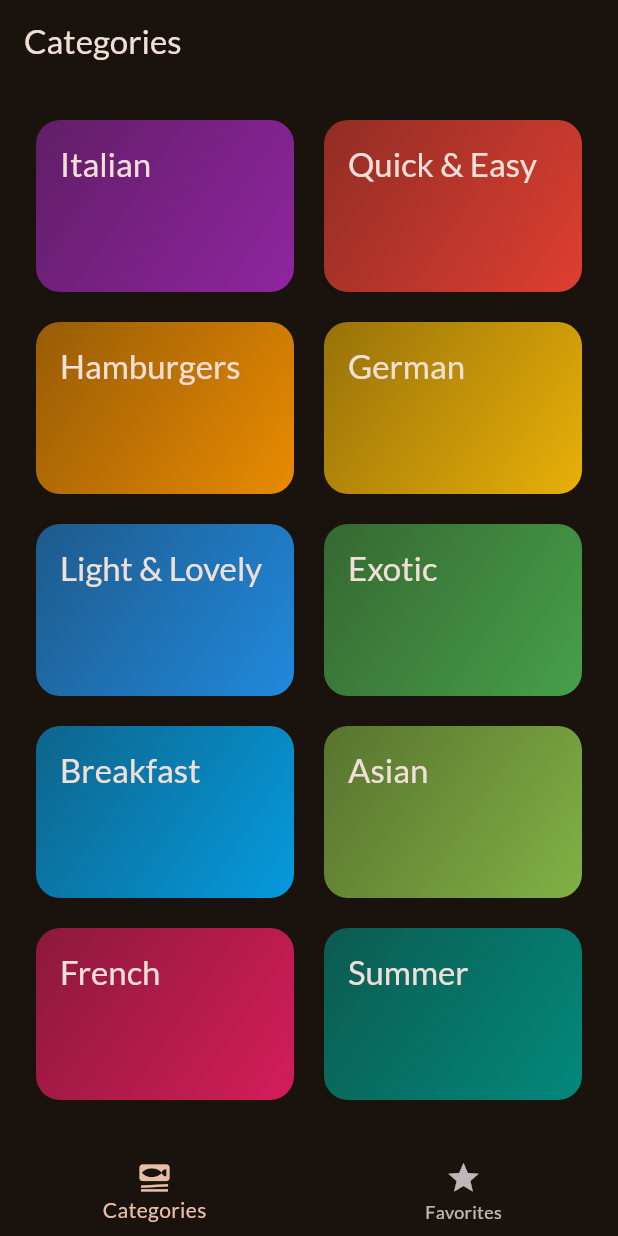
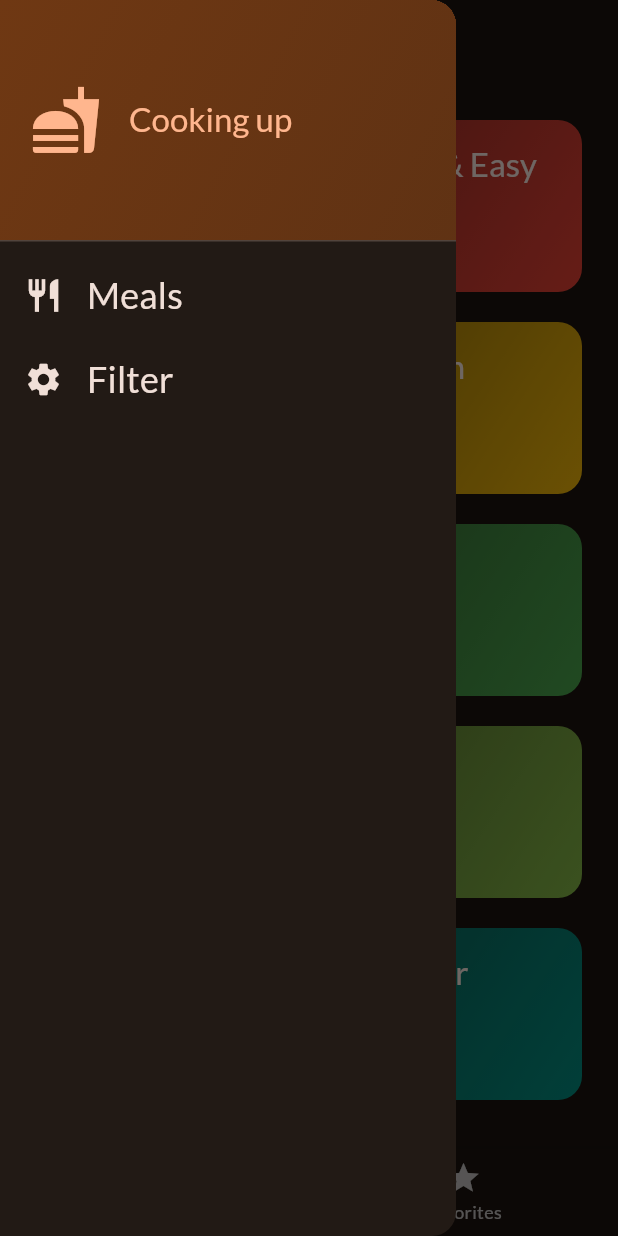
Before and after one commit to ben-lawino/meals_app, a Flutter app: the screen it shows after launch, with the side drawer open (before the commit the screen has no drawer), on a phone screen of 412 x 824 dp. Run offline on Flutter 3.47's test engine with Material 3 defaults, Android fonts, the phone set to English and light mode, and no system bars; our stand-ins replace google_fonts, transparent_image.

Commit message:
created a side drawer

```diff
--- a/lib/screens/tabs.dart
+++ b/lib/screens/tabs.dart
@@ -2,6 +2,7 @@ import 'package:flutter/material.dart';
 import 'package:meals_app/models/meal.dart';
 import 'package:meals_app/screens/categories.dart';
 import 'package:meals_app/screens/meals.dart';
+import 'package:meals_app/widgets/main_drawer.dart';
 
 class TabsScreen extends StatefulWidget {
   const TabsScreen({super.key});
@@ -60,6 +61,7 @@ class _TabsScreenState extends State<TabsScreen> {
 
     return Scaffold(
       appBar: AppBar(title: Text(activePageTitle)),
+      drawer: MainDrawer(),
       body: activePage,
       bottomNavigationBar: BottomNavigationBar(
         currentIndex: _selectedPageIndex,
--- /dev/null
+++ b/lib/widgets/main_drawer.dart
@@ -0,0 +1,76 @@
+import 'package:flutter/material.dart';
+
+class MainDrawer extends StatelessWidget {
+  const MainDrawer({super.key});
+
+  @override
+  Widget build(BuildContext context) {
+    return Drawer(
+      child: Column(
+        children: [
+          DrawerHeader(
+            padding: EdgeInsets.all(20),
+            decoration: BoxDecoration(
+              gradient: LinearGradient(
+                colors: [
+                  Theme.of(context).colorScheme.primaryContainer,
+                  Theme.of(
+                    context,
+                  ).colorScheme.primaryContainer.withOpacity(0.8),
+                ],
+                begin: Alignment.topLeft,
+                end: Alignment.bottomRight,
+              ),
+            ),
+            child: Row(
+              children: [
+                Icon(
+                  Icons.fastfood,
+                  size: 48,
+                  color: Theme.of(context).colorScheme.primary,
+                ),
+                SizedBox(width: 18),
+                Text(
+                  'Cooking up',
+                  style: Theme.of(context).textTheme.titleLarge!.copyWith(
+                    color: Theme.of(context).colorScheme.primary,
+                  ),
+                ),
+              ],
+            ),
+          ),
+          ListTile(
+            leading: Icon(
+              Icons.restaurant,
+              size: 26,
+              color: Theme.of(context).colorScheme.onSurface,
+            ),
+            title: Text(
+              'Meals',
+              style: Theme.of(context).textTheme.titleSmall!.copyWith(
+                color: Theme.of(context).colorScheme.onSurface,
+                fontSize: 24,
+              ),
+            ),
+            onTap: () {},
+          ),
+          ListTile(
+            leading: Icon(
+              Icons.settings,
+              size: 26,
+              color: Theme.of(context).colorScheme.onSurface,
+            ),
+            title: Text(
+              'Filter',
+              style: Theme.of(context).textTheme.titleSmall!.copyWith(
+                color: Theme.of(context).colorScheme.onSurface,
+                fontSize: 24,
+              ),
+            ),
+            onTap: () {},
+          ),
+        ],
+      ),
+    );
+  }
+}
```
